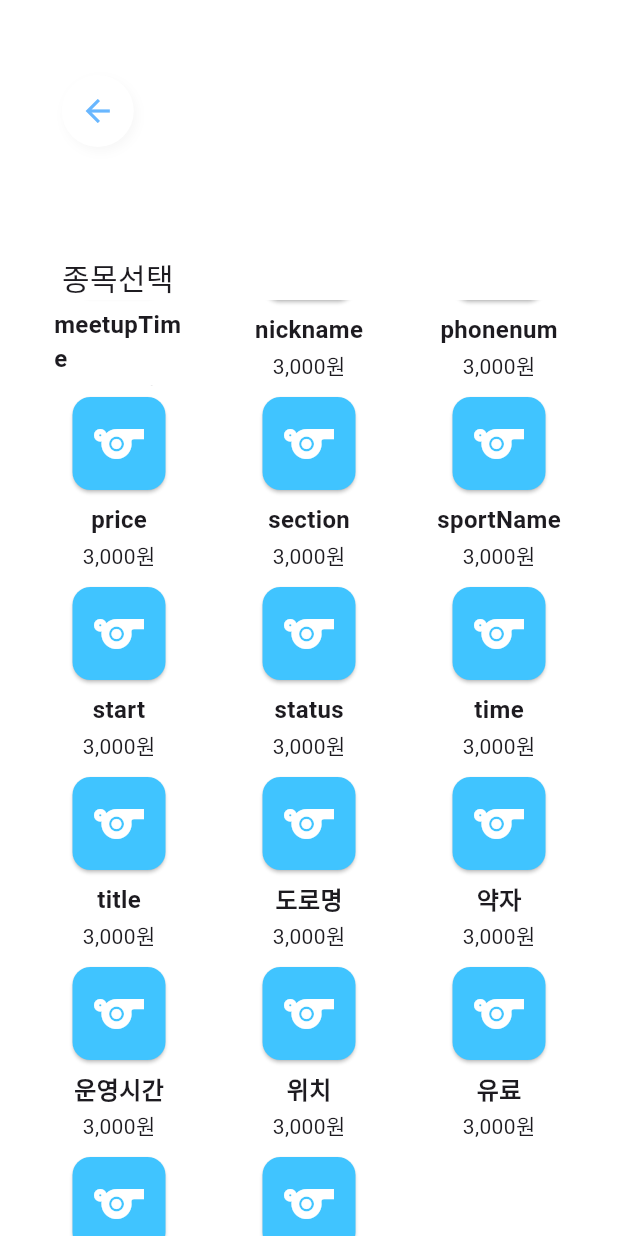
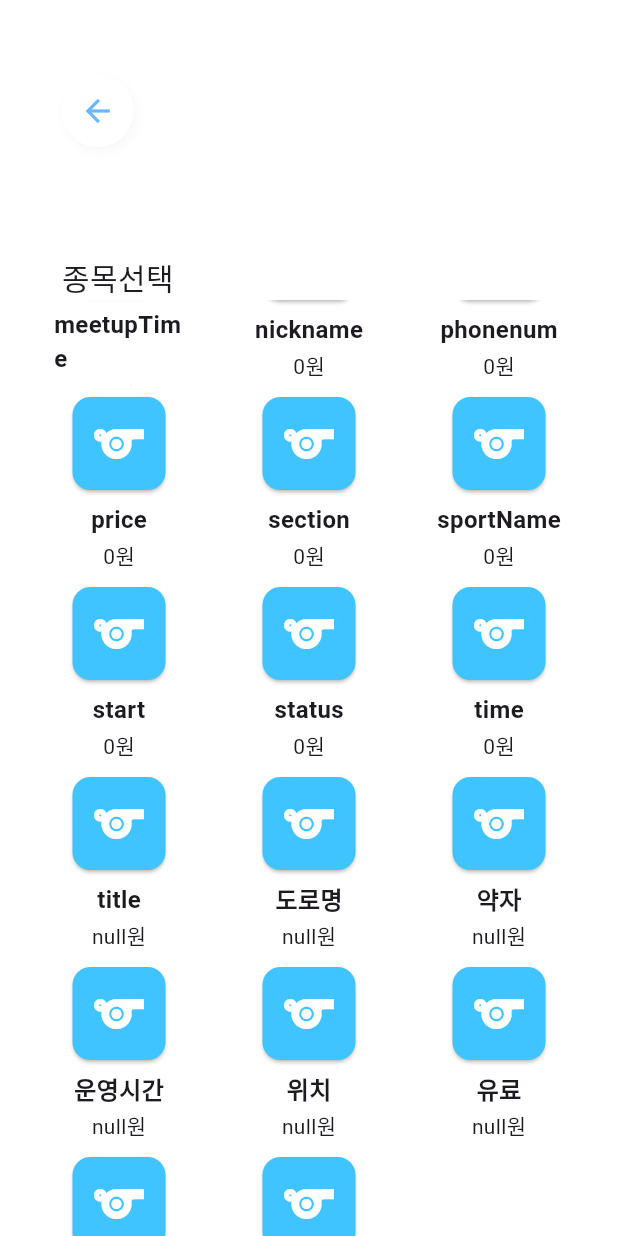
Before and after one commit to rlaxhwhd/capstone_Gym, a Flutter app: the SportsSelectionPage screen opened directly with empty values, scrolled down 576 dp, on a phone screen of 412 x 824 dp. Run offline on Flutter 3.47's test engine with Material 3 defaults, Android fonts, the phone set to English and light mode, and no system bars; our stand-ins replace cloud_firestore, firebase_auth, firebase_core, latlong2, location; missing offline and left inert: flutter_naver_map; accounts and stored records are empty; Roboto replaces fonts that are missing (nanumgothic).

Commit message:
종목 선택 기능 중 올바른 가격 표기

```diff
--- /dev/null
+++ b/gym_credit_capstone/lib/data/repositories/sports_select_repository.dart
@@ -0,0 +1,28 @@
+import 'package:cloud_firestore/cloud_firestore.dart';
+
+class SportsSelectRepository {
+  final FirebaseFirestore _firestore;
+
+  SportsSelectRepository({FirebaseFirestore? firestore})
+      : _firestore = firestore ?? FirebaseFirestore.instance;
+
+  Future<int> fetchSportMap(String gymId, String sport) async {
+    try {
+      // Firestore의 "Gym_list" 컬렉션에서 gymId에 해당하는 문서를 가져옴
+      DocumentSnapshot doc = await _firestore.collection("Gym_list").doc(gymId).get();
+
+      if (doc.exists) {
+        final data = doc.data() as Map<String, dynamic>;
+        if (data.containsKey("종목")) {
+          // "종목" 필드를 Map으로 변환하여 반환
+          Map result = Map<String, dynamic>.from(data["종목"]);
+          return result[sport];
+        }
+      }
+      return 0;
+    } catch (e) {
+      print("Error fetching sport map for gymId $gymId: $e");
+      return 0;
+    }
+  }
+}
--- a/gym_credit_capstone/lib/views/screens/gym_booking/sports_select_page.dart
+++ b/gym_credit_capstone/lib/views/screens/gym_booking/sports_select_page.dart
@@ -2,6 +2,7 @@ import 'package:flutter/material.dart';
 import 'package:gym_credit_capstone/data/repositories/gym_info_repository.dart';
 import 'package:gym_credit_capstone/views/screens/home/components/sports_select_form.dart';
 import 'package:gym_credit_capstone/views/common_widgets/custom_back_button.dart';
+import 'package:gym_credit_capstone/data/repositories/sports_select_repository.dart';
 
 class SportsSelectionPage extends StatefulWidget {
   final String gymId;
@@ -15,13 +16,34 @@ class SportsSelectionPage extends StatefulWidget {
 class _SportsSelectionPageState extends State<SportsSelectionPage> {
   List<String> availableSports = [];
   String? selectedSport;
+  Map<String, int> targetPrice = {};
+  bool isLoaded = false;
+  int priceLoadCount = 0;
   final GymInfoRepository _model = GymInfoRepository();
   SportsSelectionFormState ssf = SportsSelectionFormState();
+  SportsSelectRepository ssr = SportsSelectRepository();
 
   @override
   void initState() {
     super.initState();
     fetchSports();
+  }
+
+  Future<void> loadSportPrices(String sport, int index) async {
+    int price = await ssr.fetchSportMap(widget.gymId, sport);
+
+    //print("작동하기");
+
+    if(!isLoaded) {
+      setState(() {
+        targetPrice[sport] = price;
+        priceLoadCount++;
+
+        if(priceLoadCount >= availableSports.length) {
+          isLoaded = true;
+        }
+      });
+    }
   }
 
   Future<void> fetchSports() async {
@@ -77,7 +99,12 @@ class _SportsSelectionPageState extends State<SportsSelectionPage> {
                         itemCount: availableSports.length,
                         itemBuilder: (context, index) {
                           String sport = availableSports[index];
-                        return GestureDetector(
+                          loadSportPrices(sport, index);
+
+                          if(!isLoaded) {
+                            return Center(child: CircularProgressIndicator());
+                          }
+                          else {return GestureDetector(
                             onTap: () {
                               setState(() {
                                 selectedSport = sport;
@@ -116,50 +143,14 @@ class _SportsSelectionPageState extends State<SportsSelectionPage> {
                                       style: TextStyle(fontSize: 16, fontWeight: FontWeight.bold),
                                     ),
                                     const SizedBox(height: 2),
-                                  Text("3,000원"),
+                                    Text("${targetPrice[sport].toString()}원"),
                                   ]
-                              /*children: [
-                                SizedBox(
-                                  height: 70, width: 70,
-                                  child: Card(
-                                    color: Colors.lightBlueAccent,
-                                    child: Icon(
-                                      ssf.sportsMap[sport] ?? Icons.sports, // 종목에 맞는 아이콘 표시
-                                      size: 40,
-                                      color: Colors.white,
-                                    ),
-                                  ),
-                                ),
-                                const SizedBox(height: 4),
-                                Text(
-                                  sport,
-                                  style: TextStyle(fontSize: 16, fontWeight: FontWeight.bold),
-                                ),
-                                const SizedBox(height: 2),
-                                Text("3,000원"),
-                              ],*/
                               ),
                             ),
                           );
+                          }
                         },
                       ),
-                    /*Column(
-                      mainAxisAlignment: MainAxisAlignment.end, // 화면 하단에 배치
-                      children: [
-                        Card(
-                          shadowColor: Colors.white.withAlpha(0),
-                          margin: EdgeInsets.only(left: screenWidth / 100 * 33.5, bottom: 20),
-                          child: ElevatedButton(
-                            onPressed: selectedSport == null
-                                ? null
-                                : () {
-                              Navigator.pop(context, selectedSport); // 선택한 값 반환 후 이전 화면으로 이동
-                            },
-                            child: const Text("선택하기"),
-                          ),
-                        ),
-                      ],
-                    )*/
                     ],
                   )
               ),
```
Lines whose indentation alone changed are shown as unchanged.
